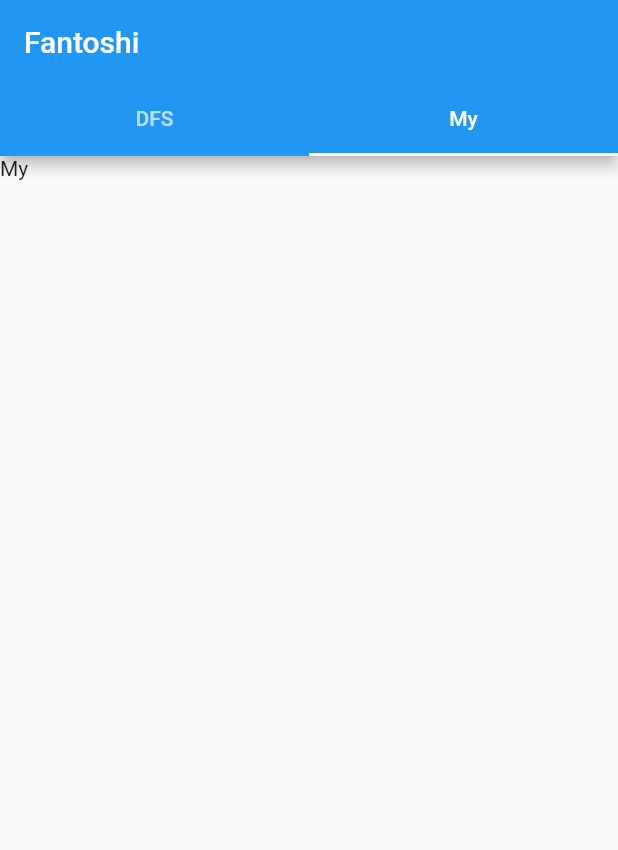
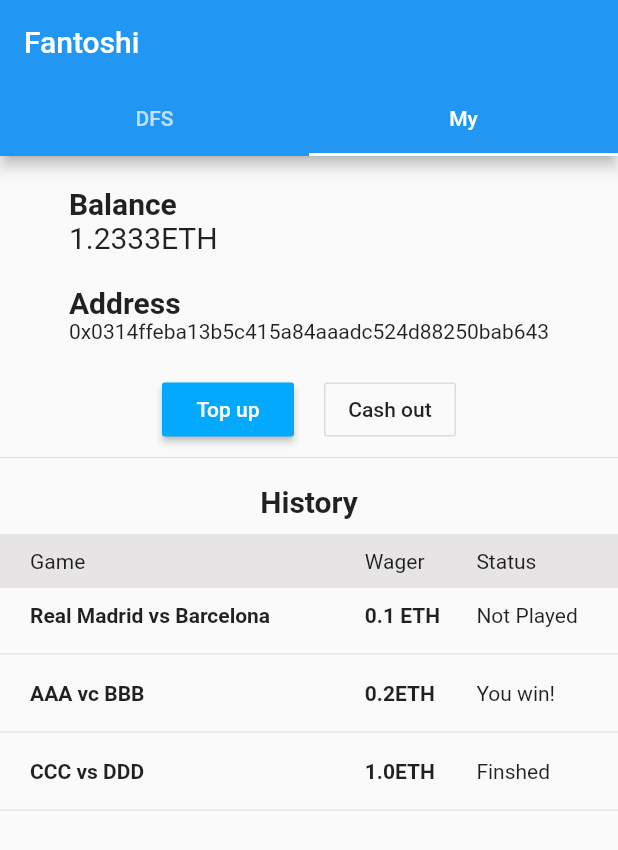
Before and after one commit to zengxinhai/flutter-demo, a Flutter app: the screen it shows after launch, tab 2 chosen, on a phone screen of 412 x 824 dp. Shown: the top 850 px of the screen. Run offline on Flutter 3.47's test engine with Material 2 defaults, Android fonts, the light colour scheme and no system bars; our stand-ins replace shared_preferences; network calls fail.

Commit message:
Add my tab view

```diff
--- /dev/null
+++ b/lib/my.dart
@@ -0,0 +1,121 @@
+import 'package:flutter/material.dart';
+
+class MyScreen extends StatelessWidget {
+  @override
+  Widget build(BuildContext context) {
+    return Column(
+      children: <Widget>[
+        createWalletInfo(),
+        WalletButtons(),
+        Divider(),
+        SizedBox(height: 10),
+        BetHistory(),
+        createHistoryItem('Real Madrid vs Barcelona', '0.1 ETH', 'Not Played'),
+        Divider(),
+        createHistoryItem('AAA vc BBB', '0.2ETH', 'You win!'),
+        Divider(),
+        createHistoryItem('CCC vs DDD', '1.0ETH', 'Finshed'),
+        Divider(),
+      ]
+    );
+  }
+}
+
+class BetHistory extends StatelessWidget {
+  @override
+  Widget build(BuildContext context) {
+    return Column(
+      children: <Widget>[
+        Center(child: Text('History', style: TextStyle(fontSize: 20, fontWeight: FontWeight.bold))),
+        SizedBox(height: 10),
+        Container(
+          color: Color.fromARGB(50, 150, 137, 140),
+          padding: EdgeInsets.symmetric(vertical: 10, horizontal: 20),
+          child: Row(
+            mainAxisAlignment: MainAxisAlignment.spaceAround,
+            children: <Widget>[
+              Flexible(
+                flex: 3,
+                child: Text('Game'),
+                fit: FlexFit.tight,
+              ),
+              Flexible(
+                flex: 1,
+                child: Text('Wager'),
+                fit: FlexFit.tight,
+              ),
+              Flexible(
+                flex: 1,
+                child: Text('Status'),
+                fit: FlexFit.tight,
+              ),
+            ],
+          ),
+        ),
+      ],
+    );
+  }
+}
+
+Widget createHistoryItem(String game, String wager, String status) {
+  return Container(
+    padding: EdgeInsets.symmetric(vertical: 10, horizontal: 20),
+    child: Row(
+      mainAxisAlignment: MainAxisAlignment.spaceAround,
+      children: <Widget>[
+        Flexible(
+          flex: 3,
+          child: Text(game, style: TextStyle(fontWeight: FontWeight.bold)),
+          fit: FlexFit.tight,
+        ),
+        Flexible(
+          flex: 1,
+          child: Text(wager, style: TextStyle(fontWeight: FontWeight.bold)),
+          fit: FlexFit.tight,
+        ),
+        Flexible(
+          flex: 1,
+          child: Text(status),
+          fit: FlexFit.tight,
+        ),
+      ],
+    )
+  );
+}
+
+Widget createWalletInfo() {
+  return Padding(
+    padding: EdgeInsets.all(20),
+    child: Column(
+      crossAxisAlignment: CrossAxisAlignment.start,
+      children: [
+        Text('Balance', style: TextStyle(fontSize: 20, fontWeight: FontWeight.w700)),
+        Text('1.2333ETH', style: TextStyle(fontSize: 20)),
+        SizedBox(height: 20),
+        Text('Address', style: TextStyle(fontSize: 20, fontWeight: FontWeight.w700)),
+        Text('0x0314ffeba13b5c415a84aaadc524d88250bab643', style: TextStyle(fontSize: 14)),
+      ]
+    )
+  );
+}
+
+class WalletButtons extends StatelessWidget {
+  Widget build(BuildContext context) {
+    return Row(
+      mainAxisAlignment: MainAxisAlignment.center,
+      children: <Widget>[
+        RaisedButton(
+          color: Color(0xff03a9fc),
+          textColor: Colors.white,
+          child: Text('Top up'),
+          onPressed: () {},
+        ),
+        SizedBox(width: 20),
+        OutlineButton(
+          child: Text('Cash out'),
+          onPressed: () {},
+        )
+      ],
+    );
+  }
+}
--- a/lib/tab_view.dart
+++ b/lib/tab_view.dart
@@ -1,5 +1,6 @@
 import 'package:flutter/material.dart';
 import './game_list.dart';
+import './my.dart';
 
 class TabView extends StatelessWidget {
   @override
@@ -20,7 +21,7 @@
           body: TabBarView(
             children: [
               GameList(),
-              Text('My'),
+              MyScreen()
             ],
           ),
         ),
```
Also changed, not shown: pubspec.lock, 2 other files.
